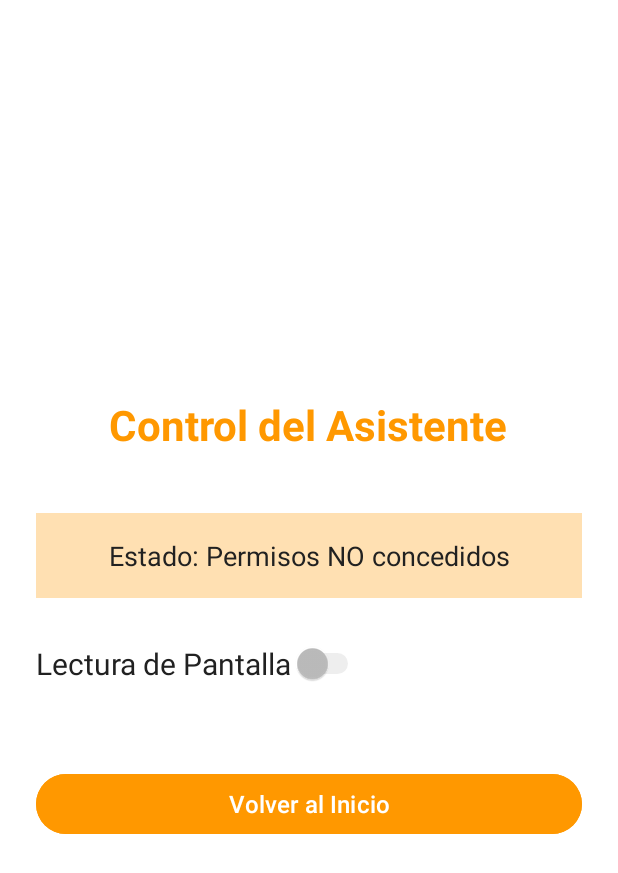
After one commit to Issabella09/trabajo-de-grado, an Android app: the ControlActivity screen opened directly, with no data from a screen before it, on a phone screen of 412 x 824 dp. The commit adds this screen. Shown: the top 873 px of the screen. Run offline under Robolectric (Android 15) with nearby library versions, the phone set to English and light mode, and no system bars.

Commit message:
Interface changes were made and an activation button was added

```diff
--- /dev/null
+++ b/app/src/main/java/com/trabajogrado/asistente/ControlActivity.kt
@@ -0,0 +1,135 @@
+package com.trabajogrado.asistente
+
+import android.content.ComponentName
+import android.content.Context
+import android.content.Intent
+import android.content.pm.PackageManager
+import android.provider.Settings
+import android.os.Bundle
+import android.util.Log
+import android.widget.Button
+import android.widget.CompoundButton
+import android.widget.Switch
+import android.widget.TextView
+import androidx.appcompat.app.AppCompatActivity
+
+class ControlActivity : AppCompatActivity() {
+
+    private lateinit var switchLectura: Switch
+    private lateinit var txtEstado: TextView
+    private lateinit var btnVolver: Button
+    private val TAG = "ControlActivity"
+
+    override fun onCreate(savedInstanceState: Bundle?) {
+        super.onCreate(savedInstanceState)
+        setContentView(R.layout.activity_control)
+
+        inicializarVistas()
+        configurarSwitch()
+        verificarEstadoServicio()
+    }
+
+    private fun inicializarVistas() {
+        switchLectura = findViewById(R.id.switchLectura)
+        txtEstado = findViewById(R.id.txtEstado)
+        btnVolver = findViewById(R.id.btnVolver)
+
+        btnVolver.setOnClickListener {
+            // SOLUCIÓN: Solo finalizar esta actividad
+            finish()
+        }
+    }
+
+    private fun configurarSwitch() {
+        switchLectura.setOnCheckedChangeListener { _, isChecked ->
+            if (isChecked) {
+                activarLecturaPantalla()
+            } else {
+                desactivarLecturaPantalla()
+            }
+        }
+    }
+
+    private fun activarLecturaPantalla() {
+        Log.d(TAG, "Usuario activó lectura de pantalla")
+        txtEstado.text = "Estado: Lectura ACTIVADA"
+
+        // Activar el servicio de lectura
+        try {
+            LecturaPantallaService.activarLecturaDesdeExterno()
+            android.widget.Toast.makeText(
+                this,
+                "Lectura de pantalla activada",
+                android.widget.Toast.LENGTH_SHORT
+            ).show()
+        } catch (e: Exception) {
+            Log.e(TAG, "Error activando lectura: ${e.message}")
+            android.widget.Toast.makeText(
+                this,
+                "Error al activar. Reinicia la app.",
+                android.widget.Toast.LENGTH_SHORT
+            ).show()
+        }
+    }
+
+    private fun desactivarLecturaPantalla() {
+        Log.d(TAG, "Usuario desactivó lectura de pantalla")
+        txtEstado.text = "Estado: Lectura DESACTIVADA"
+
+        // Desactivar el servicio de lectura
+        try {
+            LecturaPantallaService.desactivarLecturaDesdeExterno()
+            android.widget.Toast.makeText(
+                this,
+                "Lectura de pantalla desactivada",
+                android.widget.Toast.LENGTH_SHORT
+            ).show()
+        } catch (e: Exception) {
+            Log.e(TAG, "Error desactivando lectura: ${e.message}")
+        }
+    }
+
+    private fun verificarEstadoServicio() {
+        if (esServicioAccesibilidadActivo()) {
+            txtEstado.text = "Estado: Permisos concedidos - Listo para usar"
+            switchLectura.isEnabled = true
+        } else {
+            txtEstado.text = "Estado: Permisos NO concedidos"
+            switchLectura.isEnabled = false
+
+            // Si no tiene permisos, ofrecer ir a ajustes
+            android.widget.Toast.makeText(
+                this,
+                "Primero activa los permisos en Ajustes del Sistema",
+                android.widget.Toast.LENGTH_LONG
+            ).show()
+        }
+    }
+
+    private fun esServicioAccesibilidadActivo(): Boolean {
+        try {
+            val service = ComponentName(this, LecturaPantallaService::class.java)
+            val enabled = Settings.Secure.getInt(
+                contentResolver,
+                Settings.Secure.ACCESSIBILITY_ENABLED
+            )
+
+            if (enabled == 1) {
+                val services = Settings.Secure.getString(
+                    contentResolver,
+                    Settings.Secure.ENABLED_ACCESSIBILITY_SERVICES
+                )
+                return services?.contains(service.flattenToString()) == true
+            }
+        } catch (e: Exception) {
+            Log.e(TAG, "Error verificando servicio: ${e.message}")
+        }
+        return false
+    }
+
+    // Método para ir a ajustes desde esta actividad si es necesario
+    private fun irAAjustesAccesibilidad() {
+        val intent = Intent(Settings.ACTION_ACCESSIBILITY_SETTINGS)
+        startActivity(intent)
+    }
+}
--- /dev/null
+++ b/app/src/main/res/layout/activity_control.xml
@@ -0,0 +1,60 @@
+<?xml version="1.0" encoding="utf-8"?>
+<LinearLayout
+    xmlns:android="http://schemas.android.com/apk/res/android"
+    android:layout_width="match_parent"
+    android:layout_height="match_parent"
+    android:orientation="vertical"
+    android:padding="24dp"
+    android:gravity="center"
+    android:background="@color/white">
+
+
+    <TextView
+        android:layout_width="wrap_content"
+        android:layout_height="wrap_content"
+        android:layout_marginBottom="40dp"
+        android:text="Control del Asistente"
+        android:textColor="@color/naranja_primario"
+        android:textSize="28sp"
+        android:textStyle="bold" />
+
+
+    <TextView
+        android:id="@+id/txtEstado"
+        android:layout_width="match_parent"
+        android:layout_height="wrap_content"
+        android:text="Estado: Verificando..."
+        android:textSize="18sp"
+        android:textColor="@color/texto_oscuro"
+        android:gravity="center"
+        android:layout_marginBottom="30dp"
+        android:padding="16dp"
+        android:background="@color/naranja_claro" />
+
+    <LinearLayout
+        android:layout_width="match_parent"
+        android:layout_height="wrap_content"
+        android:orientation="horizontal"
+        android:layout_marginBottom="16dp">
+        <Switch
+            android:id="@+id/switchLectura"
+            android:layout_width="wrap_content"
+            android:layout_height="wrap_content"
+            android:text="Lectura de Pantalla"
+            android:textSize="20sp"
+            android:textColor="@color/texto_oscuro"
+            android:layout_marginBottom="40dp"
+            android:checked="false" />
+
+    </LinearLayout>
+
+    <Button
+        android:id="@+id/btnVolver"
+        android:layout_width="match_parent"
+        android:layout_height="wrap_content"
+        android:text="Volver al Inicio"
+        android:textColor="@color/white"
+        android:backgroundTint="@color/naranja_primario"
+        android:textSize="16sp" />
+
+</LinearLayout>
--- a/app/src/main/res/layout/activity_main.xml
+++ b/app/src/main/res/layout/activity_main.xml
@@ -11,7 +11,7 @@
     <TextView
         android:layout_width="wrap_content"
         android:layout_height="wrap_content"
-        android:text="Tu Asistente Favorito"
+        android:text="Asistente EVA"
         android:textSize="24sp"
         android:textStyle="bold"
         android:layout_marginBottom="32dp" />
@@ -19,7 +19,7 @@
     <TextView
         android:layout_width="match_parent"
         android:layout_height="wrap_content"
-        android:text="Para activar el servicio de lectura de pantalla:"
+        android:text="Para activar el servicio de lectura de pantalla primero debes dar permisos de accesibilidad:"
         android:textSize="16sp"
         android:layout_marginBottom="16dp" />
 
@@ -44,7 +44,7 @@
     <TextView
         android:layout_width="match_parent"
         android:layout_height="wrap_content"
-        android:text="1. Toca el botón de arriba\n2. Busca 'Tu Asistente Favorito'\n3. Activa el interruptor"
+        android:text="1. Toca el botón de arriba\n2. Busca 'Tu Asistente Favorito'\n3. Activa el interruptor\n👇 Después de activar en ajustes:\n• Vuelve a esta aplicación\n• Podrás encender/apagar la lectura\n• Controlarás cuándo funciona"
         android:textSize="14sp"
         android:lineSpacingExtra="8dp" />
 
```
Also changed, not shown: app/src/main/AndroidManifest.xml (+7 -0 lines), app/src/main/java/com/trabajogrado/asistente/LecturaPantallaService.kt (+79 -16 lines), app/src/main/java/com/trabajogrado/asistente/MainActivity.kt (+36 -0 lines), 1 other file.
